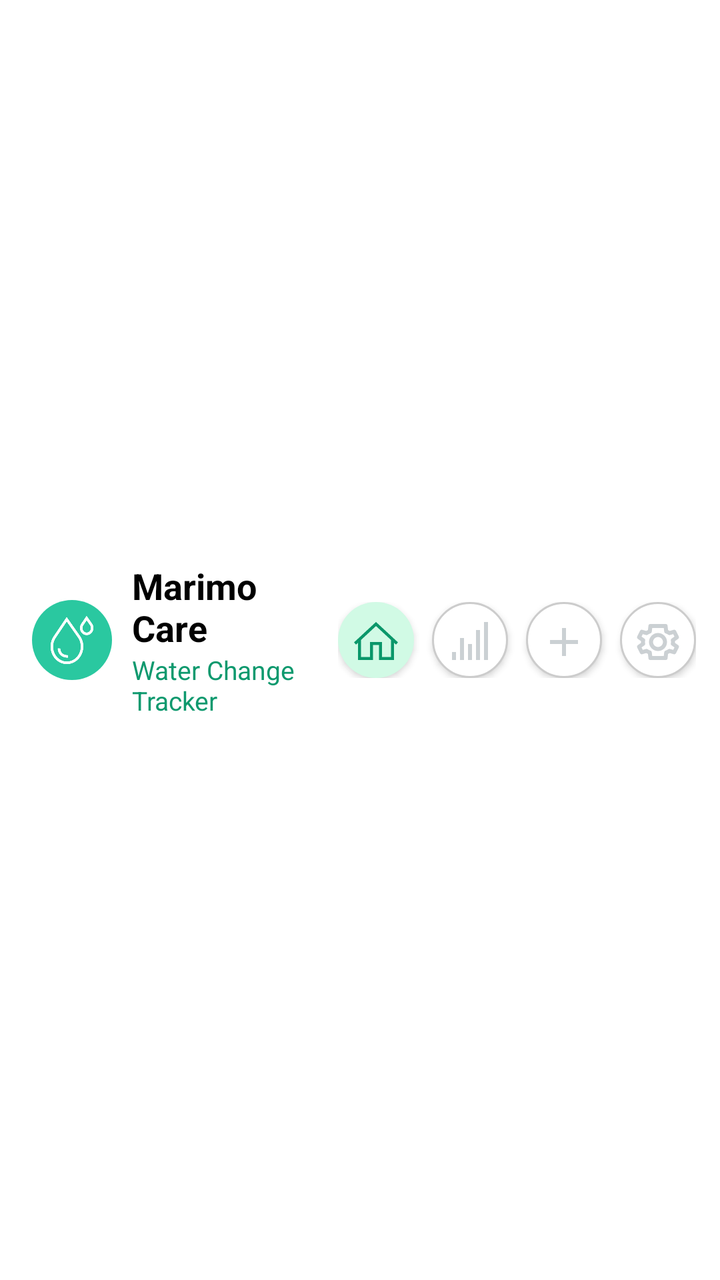
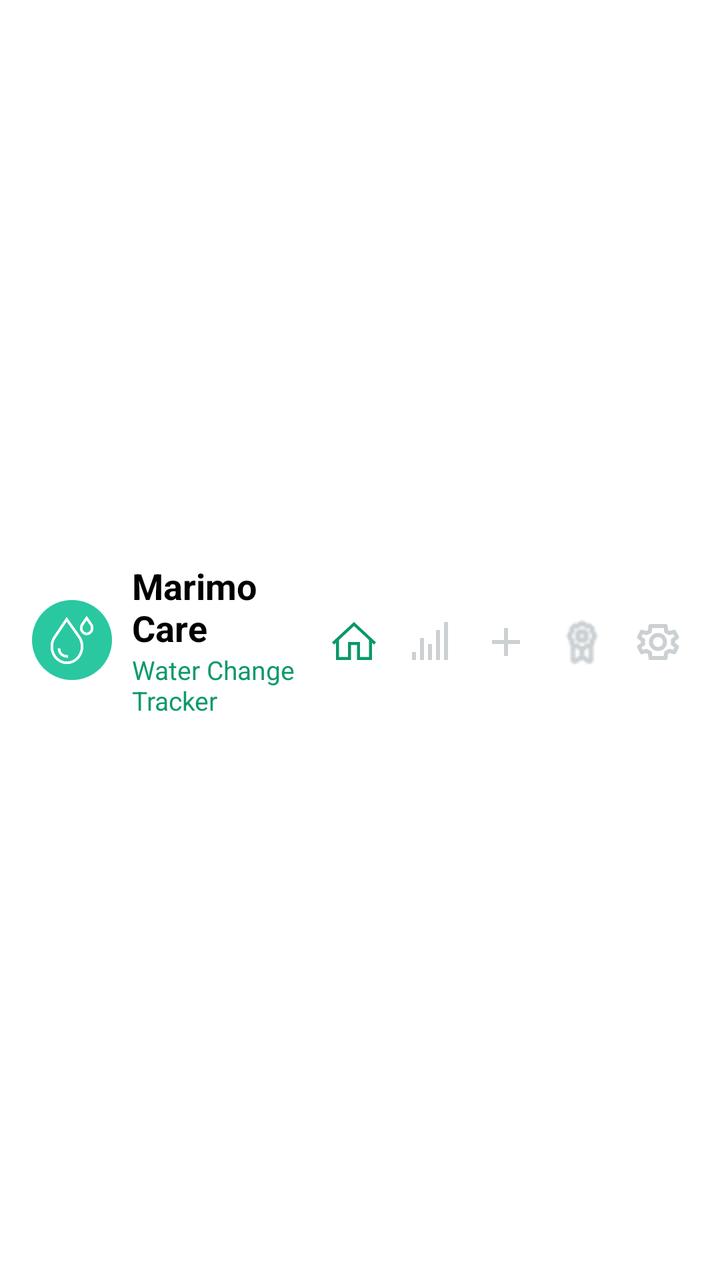

The first picture is an Android layout as it rendered before a commit; the second is the same layout after the commit. The layout source and the unified diff follow.
<!-- AndroidManifest.xml: application theme Theme.MarimoCare -->
<!-- res/layout/header.xml -->
<?xml version="1.0" encoding="utf-8"?>
<LinearLayout xmlns:android="http://schemas.android.com/apk/res/android"
    xmlns:app="http://schemas.android.com/apk/res-auto"
    xmlns:tools="http://schemas.android.com/tools"
    android:id="@+id/header"
    android:layout_width="match_parent"
    android:layout_height="wrap_content"
    android:background="?attr/colorSurface"
    android:paddingStart="16dp"
    android:paddingEnd="12dp"
    android:paddingTop="12dp"
    android:paddingBottom="12dp"
    android:orientation="horizontal"
    android:gravity="center_vertical"
    android:clipToPadding="false"
    android:elevation="4dp">

    <ImageView
        android:id="@+id/appLogo"
        android:layout_width="40dp"
        android:layout_height="40dp"
        android:background="@drawable/bg_button_green"
        android:src="@drawable/ic_water_drop_white"
        android:padding="8dp"
        android:contentDescription="@string/app_name"
        app:tint="@color/marimo_surface" />

    <LinearLayout
        android:layout_width="0dp"
        android:layout_height="wrap_content"
        android:layout_weight="1"
        android:orientation="vertical"
        android:paddingStart="10dp"
        tools:ignore="RtlSymmetry">

        <TextView
            android:id="@+id/titleMain"
            android:layout_width="wrap_content"
            android:layout_height="wrap_content"
            android:text="@string/app_name"
            android:textColor="@android:color/black"
            android:textSize="18sp"
            android:textStyle="bold" />

        <TextView
            android:id="@+id/titleSub"
            android:layout_width="wrap_content"
            android:layout_height="wrap_content"
            android:text="@string/water_change_tracker"
            android:textColor="@color/marimo_text"
            android:textSize="13sp" />
    </LinearLayout>

    <HorizontalScrollView
        android:layout_width="wrap_content"
        android:layout_height="wrap_content"
        android:scrollbars="none">

        <LinearLayout
            android:layout_width="wrap_content"
            android:layout_height="wrap_content"
            android:orientation="horizontal">

            <Button
                android:id="@+id/btnDashboardHeader"
                android:layout_width="38dp"
                android:layout_height="38dp"
                android:background="@drawable/bg_button_light_green"
                android:drawableTop="@drawable/ic_dashboard"
                android:drawableTint="@color/marimo_item_green"
                android:gravity="center"
                android:padding="8dp"
                android:text=""
                app:backgroundTint="@null"
                tools:ignore="ButtonStyle" />

            <Button
                android:id="@+id/btnOpenStats"
                android:layout_width="38dp"
                android:layout_height="38dp"
                android:layout_marginStart="9dp"
                android:background="@drawable/bg_button_white"
                android:drawableTop="@drawable/ic_stats"
                android:drawableTint="@color/marimo_add_icon"
                android:gravity="center"
                android:padding="8dp"
                android:text=""
                app:backgroundTint="@null"
                tools:ignore="ButtonStyle" />

            <Button
                android:id="@+id/btnAddMarimoHeader"
                android:layout_width="38dp"
                android:layout_height="38dp"
                android:layout_marginStart="9dp"
                android:background="@drawable/bg_button_white"
                android:drawableTop="@drawable/ic_add"
                android:drawableTint="@color/marimo_add_icon"
                android:gravity="center"
                android:padding="8dp"
                android:text=""
                app:backgroundTint="@null"
                tools:ignore="ButtonStyle" />

            <Button
                android:id="@+id/btnOpenSettings"
                android:layout_width="38dp"
                android:layout_height="38dp"
                android:layout_marginStart="9dp"
                android:background="@drawable/bg_button_white"
                android:drawableTop="@drawable/ic_settings"
                android:drawableTint="@color/marimo_add_icon"
                android:gravity="center"
                android:padding="8dp"
                android:text=""
                app:backgroundTint="@null"
                tools:ignore="ButtonStyle" />


        </LinearLayout>

    </HorizontalScrollView>

</LinearLayout>
<!-- resources referenced by this layout -->
<resources>
  <color name="marimo_add_icon">#cbd0d3</color>
  <color name="marimo_item_green">#0a976a</color>
  <color name="marimo_surface">#FFFFFF</color>
  <color name="marimo_text">#0e996e</color>
  <!-- drawable bg_button_light_green (drawable) -->
  <?xml version="1.0" encoding="utf-8"?>
  <selector xmlns:android="http://schemas.android.com/apk/res/android">
      
      <item android:state_pressed="true">
          <shape android:shape="rectangle">
              <solid android:color="@color/green_primary" />
              <corners android:radius="50dp" />
          </shape>
      </item>
  
      
      <item>
          <shape android:shape="rectangle">
              <solid android:color="@color/marimo_header" />
              <corners android:radius="50dp" />
          </shape>
      </item>
  </selector>
  <!-- drawable bg_button_white (drawable) -->
  <?xml version="1.0" encoding="utf-8"?>
  <selector xmlns:android="http://schemas.android.com/apk/res/android">
      
      <item android:state_pressed="true">
          <shape android:shape="rectangle">
              <solid android:color="#DDDDDD"/>
              <corners android:radius="50dp"/>
          </shape>
      </item>
  
      
      <item>
          <shape android:shape="rectangle">
              <solid android:color="@color/marimo_surface"/>
              <corners android:radius="50dp"/>
              <stroke android:width="1dp" android:color="#CCCCCC"/>
          </shape>
      </item>
  </selector>
  <string name="app_name">Marimo Care</string>
  <string name="water_change_tracker">Water Change Tracker</string>
  <color name="green_primary">#0B8A6A</color>
  <color name="marimo_primary">#2ac8a0</color>
  <color name="marimo_header">#d1fae5</color>
  <color name="marimo_dark">#000000</color>
  <color name="marimo_red">#D9534F</color>
  <color name="marimo_text_primary">#0B6E4F</color>
  <color name="marimo_text_secondary">#555555</color>
  <style name="Shape.Marimo.Small" parent="ShapeAppearance.Material3.Corner.Small">
          <item name="cornerFamily">rounded</item>
          <item name="cornerSize">8dp</item>
      </style>
  <style name="Shape.Marimo.Medium" parent="ShapeAppearance.Material3.Corner.Medium">
          <item name="cornerFamily">rounded</item>
          <item name="cornerSize">12dp</item>
      </style>
  <style name="Shape.Marimo.Large" parent="ShapeAppearance.Material3.Corner.Large">
          <item name="cornerFamily">rounded</item>
          <item name="cornerSize">16dp</item>
      </style>
  <style name="Widget.Marimo.Button" parent="Widget.Material3.Button">
          <item name="cornerRadius">16dp</item>
          <item name="android:textAllCaps">false</item>
      </style>
  <style name="Widget.Marimo.Card" parent="Widget.Material3.CardView.Elevated">
          <item name="cardCornerRadius">16dp</item>
          <item name="cardElevation">6dp</item>
          <item name="android:background">@color/marimo_surface</item>
      </style>
  <style name="Widget.Marimo.TextField" parent="Widget.Material3.TextInputLayout.OutlinedBox">
          <item name="boxStrokeColor">@color/marimo_primary</item>
          <item name="hintTextColor">@color/marimo_text_hint</item>
          <item name="android:textColor">@color/marimo_text_primary</item>
      </style>
  <style name="Text.Marimo.Body" parent="@style/TextAppearance.Material3.BodyMedium">
          <item name="android:textColor">@color/marimo_text_secondary</item>
      </style>
  <style name="Text.Marimo.Title" parent="@style/TextAppearance.Material3.TitleLarge">
          <item name="android:textColor">@color/marimo_text_primary</item>
          <item name="android:textStyle">bold</item>
      </style>
  <style name="CardCounterStyle">
          <item name="cardBackgroundColor">@android:color/white</item>
      </style>
  <color name="marimo_text_hint">#888888</color>
  <!-- unchanged entries left out for length: 7 -->
</resources>

<!-- the commit's change to res/layout/header.xml (unified diff, before → after) -->
@@ -65,7 +65,7 @@
                 android:id="@+id/btnDashboardHeader"
                 android:layout_width="38dp"
                 android:layout_height="38dp"
-                android:background="@drawable/bg_button_light_green"
+                android:background="@null"
                 android:drawableTop="@drawable/ic_dashboard"
                 android:drawableTint="@color/marimo_item_green"
                 android:gravity="center"
@@ -78,8 +78,8 @@
                 android:id="@+id/btnOpenStats"
                 android:layout_width="38dp"
                 android:layout_height="38dp"
-                android:layout_marginStart="9dp"
-                android:background="@drawable/bg_button_white"
+                android:layout_marginStart="0dp"
+                android:background="@null"
                 android:drawableTop="@drawable/ic_stats"
                 android:drawableTint="@color/marimo_add_icon"
                 android:gravity="center"
@@ -92,9 +92,23 @@
                 android:id="@+id/btnAddMarimoHeader"
                 android:layout_width="38dp"
                 android:layout_height="38dp"
-                android:layout_marginStart="9dp"
-                android:background="@drawable/bg_button_white"
+                android:layout_marginStart="0dp"
+                android:background="@null"
                 android:drawableTop="@drawable/ic_add"
+                android:drawableTint="@color/marimo_add_icon"
+                android:gravity="center"
+                android:padding="8dp"
+                android:text=""
+                app:backgroundTint="@null"
+                tools:ignore="ButtonStyle" />
+
+            <Button
+                android:id="@+id/btnAchievementAHeader"
+                android:layout_width="38dp"
+                android:layout_height="38dp"
+                android:layout_marginStart="0dp"
+                android:background="@null"
+                android:drawableTop="@drawable/ic_coccard"
                 android:drawableTint="@color/marimo_add_icon"
                 android:gravity="center"
                 android:padding="8dp"
@@ -106,8 +120,8 @@
                 android:id="@+id/btnOpenSettings"
                 android:layout_width="38dp"
                 android:layout_height="38dp"
-                android:layout_marginStart="9dp"
-                android:background="@drawable/bg_button_white"
+                android:layout_marginStart="0dp"
+                android:background="@null"
                 android:drawableTop="@drawable/ic_settings"
                 android:drawableTint="@color/marimo_add_icon"
                 android:gravity="center"
<!-- resource entries referenced after the edit -->
@@ -4,50 +4,11 @@
   <color name="marimo_item_green">#0a976a</color>
   <color name="marimo_surface">#FFFFFF</color>
   <color name="marimo_text">#0e996e</color>
-  <!-- drawable bg_button_light_green (drawable) -->
-  <?xml version="1.0" encoding="utf-8"?>
-  <selector xmlns:android="http://schemas.android.com/apk/res/android">
-      
-      <item android:state_pressed="true">
-          <shape android:shape="rectangle">
-              <solid android:color="@color/green_primary" />
-              <corners android:radius="50dp" />
-          </shape>
-      </item>
-  
-      
-      <item>
-          <shape android:shape="rectangle">
-              <solid android:color="@color/marimo_header" />
-              <corners android:radius="50dp" />
-          </shape>
-      </item>
-  </selector>
-  <!-- drawable bg_button_white (drawable) -->
-  <?xml version="1.0" encoding="utf-8"?>
-  <selector xmlns:android="http://schemas.android.com/apk/res/android">
-      
-      <item android:state_pressed="true">
-          <shape android:shape="rectangle">
-              <solid android:color="#DDDDDD"/>
-              <corners android:radius="50dp"/>
-          </shape>
-      </item>
-  
-      
-      <item>
-          <shape android:shape="rectangle">
-              <solid android:color="@color/marimo_surface"/>
-              <corners android:radius="50dp"/>
-              <stroke android:width="1dp" android:color="#CCCCCC"/>
-          </shape>
-      </item>
-  </selector>
+  <!-- drawable ic_coccard: png bitmap (drawable, 1078 bytes) -->
   <string name="app_name">Marimo Care</string>
   <string name="water_change_tracker">Water Change Tracker</string>
   <color name="green_primary">#0B8A6A</color>
   <color name="marimo_primary">#2ac8a0</color>
-  <color name="marimo_header">#d1fae5</color>
   <color name="marimo_dark">#000000</color>
   <color name="marimo_red">#D9534F</color>
   <color name="marimo_text_primary">#0B6E4F</color>
